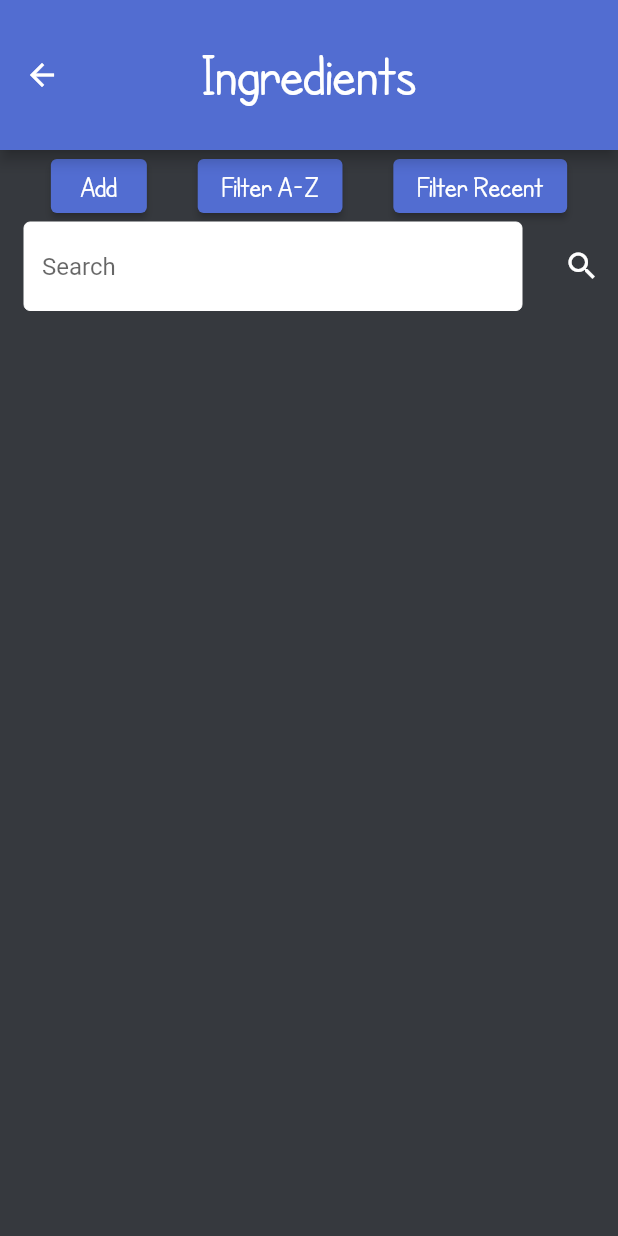
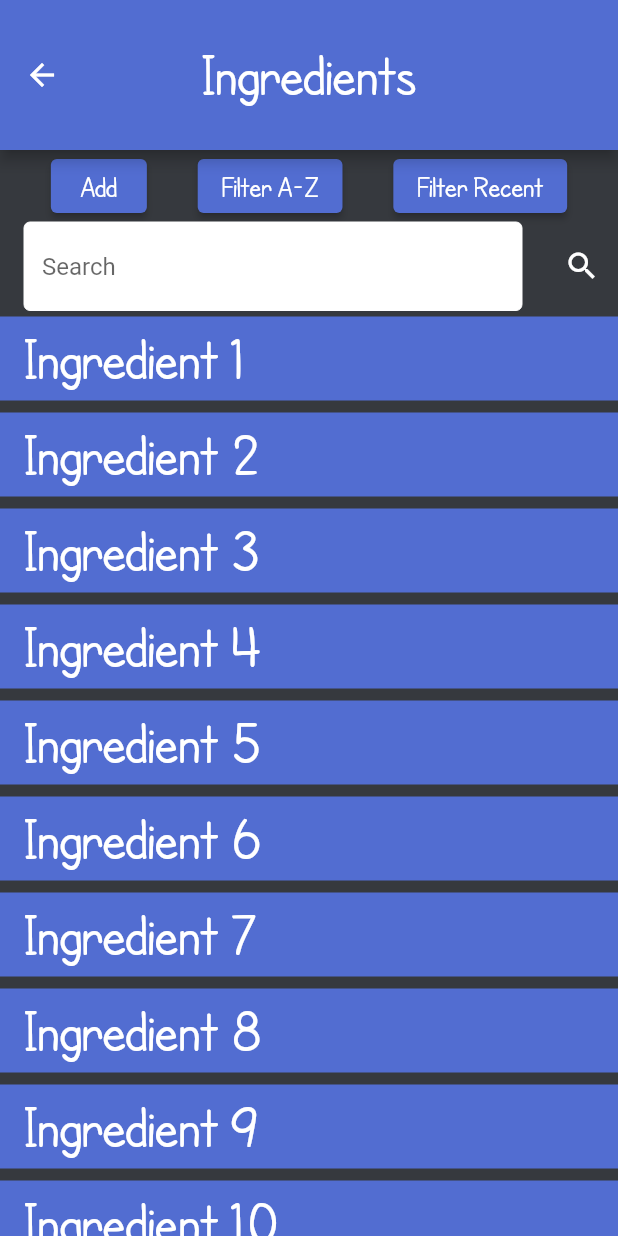
Before and after one commit to kristianduke/fridge-app-dev, a Flutter app: the Ingredients screen opened directly, on a phone screen of 412 x 824 dp. Run offline on Flutter 3.47's test engine with Material 2 defaults, Android fonts, the phone set to English and light mode, and no system bars; our stand-ins replace table_calendar.

Commit message:
-Created the ingredients list -Created ingredients description

```diff
--- a/fridge_app/lib/Ingredients.dart
+++ b/fridge_app/lib/Ingredients.dart
@@ -1,15 +1,40 @@
 import 'package:flutter/material.dart';
-
 import 'AddIngredients.dart';
 
-class Ingredients extends StatelessWidget {
+class Ingredient {
+  String name;
+  String quantity;
+  String weight;
+
+  Ingredient(
+      {required this.name, required this.quantity, required this.weight});
+}
+final ButtonStyle buttonStyle = ElevatedButton.styleFrom(
+    textStyle: const TextStyle(fontSize: 20, fontFamily: 'CartoonistHand'),
+    backgroundColor: const Color(0xFF526dd1));
+
+class Ingredients extends StatefulWidget {
   const Ingredients({super.key});
 
   @override
+  State<StatefulWidget> createState() {
+    return MyFlutterState();
+  }
+}
+
+class MyFlutterState extends State<Ingredients> {
+  final List<Ingredient> _ingredients = List.generate(
+    15,
+        (index) => Ingredient(
+      name: 'Ingredient ${index + 1}',
+      quantity: '${index + 1} units',
+      weight: '${(index + 1) * 10} g',
+    ),
+  );
+
+  @override
   Widget build(BuildContext context) {
-    final ButtonStyle buttonStyle = ElevatedButton.styleFrom(
-        textStyle: const TextStyle(fontSize: 20, fontFamily: 'CartoonistHand'),
-        backgroundColor: const Color(0xFF526dd1));
+
 
     return Scaffold(
       appBar: AppBar(
@@ -81,12 +106,89 @@ class Ingredients extends StatelessWidget {
               ],
             ),
             Expanded(
-              child: Container(),
-            ),
+              child: ListView.builder(
+                itemCount: _ingredients.length,
+                itemBuilder: (BuildContext context, int index) {
+                  return Padding(
+                    padding: const EdgeInsets.symmetric(vertical: 4.0),
+                    child: ListTile(
+                      title: Text(_ingredients[index].name,
+                          style: const TextStyle(
+                              fontFamily: 'CartoonistHand', fontSize: 40)),
+                      onTap: () {
+                        _showIngredientDetails(_ingredients[index]);
+                      },
+                      tileColor: const Color(0xFF526dd1),
+                      textColor: Colors.white,
+                    ),
+                  );
+                },
+              ),
+            )
           ],
         ),
       ),
       backgroundColor: const Color(0xFF36393E),
     );
   }
+
+  void _showIngredientDetails(Ingredient ingredient) {
+    final ButtonStyle buttonStyleRed = ElevatedButton.styleFrom(
+        padding: const EdgeInsets.symmetric(vertical: 10,horizontal: 20),
+        textStyle: const TextStyle(fontSize: 20, fontFamily: 'CartoonistHand'),
+        backgroundColor: Colors.redAccent);
+
+    showDialog(
+      context: context,
+      builder: (BuildContext context) {
+        return AlertDialog(
+          title: Text(
+            ingredient.name,
+            style: const TextStyle(
+                fontFamily: 'CartoonistHand',
+                fontSize: 60,
+                color: Colors.white),
+          ),
+          content: SingleChildScrollView(
+            child: ListBody(
+              children: <Widget>[
+                Text(
+                  "Quantity: ${ingredient.quantity}",
+                  style: const TextStyle(
+                      fontFamily: 'CartoonistHand',
+                      fontSize: 30,
+                      color: Colors.white),
+                ),
+                Text("Weight: ${ingredient.weight}",
+                    style: const TextStyle(
+                        fontFamily: 'CartoonistHand',
+                        fontSize: 30,
+                        color: Colors.white)),
+                ElevatedButton(
+                  style: buttonStyleRed,
+                  onPressed: () {},
+                  child: const Text('Delete'),
+                ),
+              ],
+            ),
+          ),
+          actions: <Widget>[
+            ElevatedButton(
+              style: buttonStyle,
+              child: const Text('Close',
+                  style: TextStyle(
+                      fontFamily: 'CartoonistHand',
+                      fontSize: 30,
+                      color: Colors.white)),
+              onPressed: () {
+                Navigator.of(context).pop();
+              },
+            ),
+          ],
+          backgroundColor: const Color(0xFF36393E),
+          insetPadding: const EdgeInsets.all(0),
+        );
+      },
+    );
+  }
 }
```
